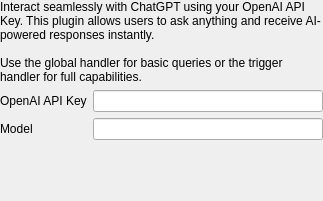
Qt form chatgpt/src/configwidget.ui (alilotfi/albert-plugins) before a commit.
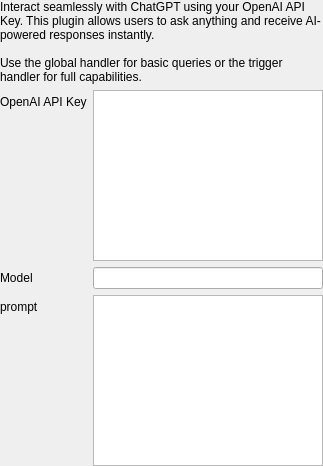
The same form after that commit.

Commit message: ✨ Add different items and a simple logic to control when to make a request

Diff of the .ui file:
```diff
--- a/chatgpt/src/configwidget.ui
+++ b/chatgpt/src/configwidget.ui
@@ -7,7 +7,7 @@
     <x>0</x>
     <y>0</y>
     <width>323</width>
-    <height>201</height>
+    <height>240</height>
    </rect>
   </property>
   <layout class="QVBoxLayout" name="verticalLayout">
@@ -50,6 +50,28 @@
        </property>
       </widget>
      </item>
+     <item row="0" column="1">
+      <widget class="QPlainTextEdit" name="apiKeyTextEdit">
+       <property name="sizePolicy">
+        <sizepolicy hsizetype="Expanding" vsizetype="Minimum">
+         <horstretch>0</horstretch>
+         <verstretch>0</verstretch>
+        </sizepolicy>
+       </property>
+       <property name="baseSize">
+        <size>
+         <width>0</width>
+         <height>0</height>
+        </size>
+       </property>
+       <property name="documentTitle">
+        <string notr="true"/>
+       </property>
+       <property name="plainText">
+        <string notr="true"/>
+       </property>
+      </widget>
+     </item>
      <item row="2" column="0">
       <widget class="QLabel" name="modelLabel">
        <property name="text">
@@ -64,8 +86,34 @@
        </property>
       </widget>
      </item>
-     <item row="0" column="1">
-      <widget class="QLineEdit" name="apiKeyLineEdit"/>
+     <item row="3" column="0">
+      <widget class="QLabel" name="promptLabel">
+       <property name="text">
+        <string>prompt</string>
+       </property>
+      </widget>
+     </item>
+     <item row="3" column="1">
+      <widget class="QPlainTextEdit" name="promptTextEdit">
+       <property name="sizePolicy">
+        <sizepolicy hsizetype="Expanding" vsizetype="Minimum">
+         <horstretch>0</horstretch>
+         <verstretch>0</verstretch>
+        </sizepolicy>
+       </property>
+       <property name="baseSize">
+        <size>
+         <width>0</width>
+         <height>0</height>
+        </size>
+       </property>
+       <property name="documentTitle">
+        <string notr="true"/>
+       </property>
+       <property name="plainText">
+        <string notr="true"/>
+       </property>
+      </widget>
      </item>
     </layout>
    </item>
```
The commit also changes 2 other files.
